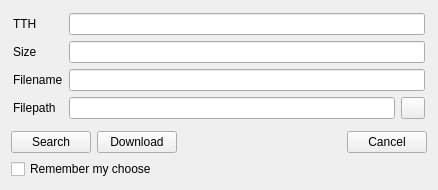
The window that eiskaltdcpp/ui/UIMagnet.ui (eiskaltdcpp/eiskaltdcpp) describes before a commit, drawn with Qt 5.
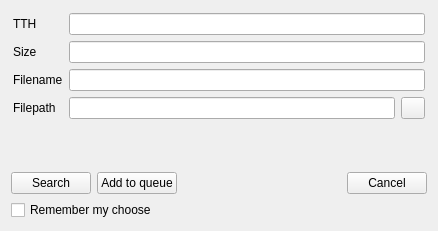
The same window after the commit.

Commit message: add tooltip and correct text for pushButton_DOWNLOAD, up translations

Diff of the .ui file:
```diff
--- a/eiskaltdcpp/ui/UIMagnet.ui
+++ b/eiskaltdcpp/ui/UIMagnet.ui
@@ -7,7 +7,7 @@
     <x>0</x>
     <y>0</y>
     <width>438</width>
-    <height>190</height>
+    <height>231</height>
    </rect>
   </property>
   <property name="sizePolicy">
@@ -131,7 +131,7 @@
      <item>
       <widget class="QPushButton" name="pushButton_DOWNLOAD">
        <property name="text">
-        <string>Download</string>
+        <string>Add to queue</string>
        </property>
       </widget>
      </item>
```
The commit also changes 5 other files.
